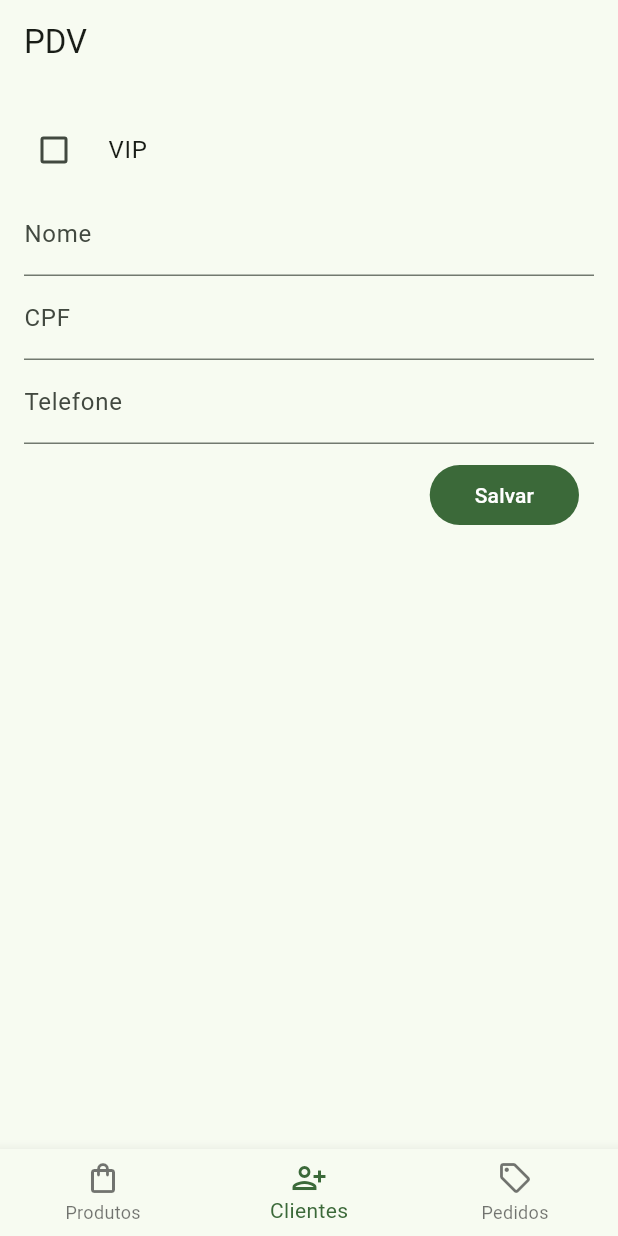
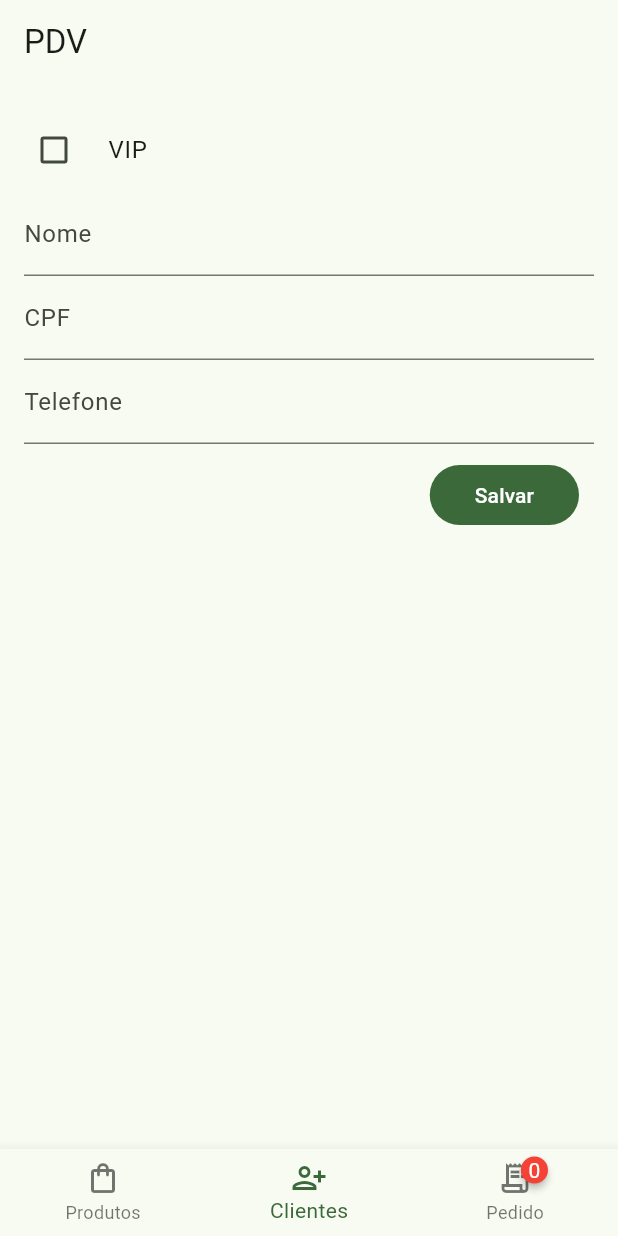
Before and after one commit to GomesLuan/mini-projeto-poo, a Flutter app: the screen it shows after launch, item 2 of the bottom bar chosen, on a phone screen of 412 x 824 dp. Run offline on Flutter 3.47's test engine with Material 2 defaults, Android fonts, the phone set to English and light mode, and no system bars; drawn by our look-alikes of badges; our stand-ins replace flutter_hooks; missing offline and left inert: cpf_cnpj_validator; network calls fail.

Commit message:
Refatorando codigo Transformando o estado do cartItems em global Adicionando totalizador no carrinho Badge no icone do pedido

```diff
--- a/lib/layout/navbar.dart
+++ b/lib/layout/navbar.dart
@@ -1,5 +1,7 @@
 import 'package:flutter_hooks/flutter_hooks.dart';
 import 'package:flutter/material.dart';
+import 'package:badges/badges.dart' as badges;
+import 'package:miniprojeto/main.dart';
 
 class NewNavBar extends HookWidget {
   final _itemSelectedCallback;
@@ -9,23 +11,33 @@ class NewNavBar extends HookWidget {
 
   @override
   Widget build(BuildContext context) {
-    var state = useState(0);
+    var currentIndex = useState(0);
+
+    final cartItemsQty = dataService.cartStateNotifier.value.length;
+
     return BottomNavigationBar(
         type: BottomNavigationBarType.fixed,
         onTap: (index) {
-          state.value = index;
+          currentIndex.value = index;
           _itemSelectedCallback(index);
         },
-        currentIndex: state.value,
-        items: const [
-          BottomNavigationBarItem(
+        currentIndex: currentIndex.value,
+        items: [
+          const BottomNavigationBarItem(
             label: "Produtos",
             icon: Icon(Icons.shopping_bag_outlined),
           ),
-          BottomNavigationBarItem(
+          const BottomNavigationBarItem(
               label: "Clientes", icon: Icon(Icons.person_add_alt_1_outlined)),
           BottomNavigationBarItem(
-              label: "Pedidos", icon: Icon(Icons.sell_outlined)),
+              label: "Pedido",
+              icon: badges.Badge(
+                badgeContent: Text(
+                  cartItemsQty.toString(),
+                  style: TextStyle(color: Colors.white),
+                ),
+                child: Icon(Icons.receipt_long_outlined),
+              )),
         ]);
   }
 }
--- a/lib/main.dart
+++ b/lib/main.dart
@@ -1,4 +1,5 @@
 import 'package:flutter/material.dart';
+import 'package:flutter_hooks/flutter_hooks.dart';
 import 'services/data_service.dart';
 import 'utils/page_status.dart';
 import 'utils/current_page.dart';
@@ -13,13 +14,14 @@ void main() {
   runApp(const MyApp());
 }
 
-class MyApp extends StatelessWidget {
+class MyApp extends HookWidget {
   const MyApp({super.key});
 
   // This widget is the root of your application.
   @override
   Widget build(BuildContext context) {
     dataService.loadProduct();
+
     return MaterialApp(
         title: 'PDV',
         debugShowCheckedModeBanner: false,
@@ -38,14 +40,11 @@ class MyApp extends StatelessWidget {
                   case PageStatus.ready:
                     switch (value['currentPage']) {
                       case CurrentPage.product:
-                        return Catalog(
-                          dataObjects: value['dataObjects'],
-                          cartItems: dataService.cartItems,
-                        );
+                        return Catalog(dataObjects: value['dataObjects']);
                       case CurrentPage.client:
                         return const FormClient();
                       case CurrentPage.order:
-                        return Cart(items: dataService.cartItems);
+                        return const Cart();
                       default:
                         return const Center(child: Text("Algo deu errado"));
                     }
--- a/lib/services/data_service.dart
+++ b/lib/services/data_service.dart
@@ -12,7 +12,9 @@ class DataService {
     'currentPage': CurrentPage.product,
     'dataObjects': []
   });
-  final List cartItems = [];
+
+  final ValueNotifier<List> cartStateNotifier =
+      ValueNotifier(<Map<String, dynamic>>[]);
 
   void loadPage(index) {
     final functions = [loadProduct, loadClient, loadOrder];
--- a/pubspec.yaml
+++ b/pubspec.yaml
@@ -38,6 +38,7 @@ dependencies:
   http: ^0.13.6
   flutter_hooks: ^0.18.6
   cpf_cnpj_validator: ^2.0.0
+  badges: ^3.1.1
 
 dev_dependencies:
   flutter_test:
```
Also changed, not shown: lib/components/cart_page.dart (+36 -4 lines), lib/components/catalog_page.dart (+5 -3 lines), pubspec.lock.
